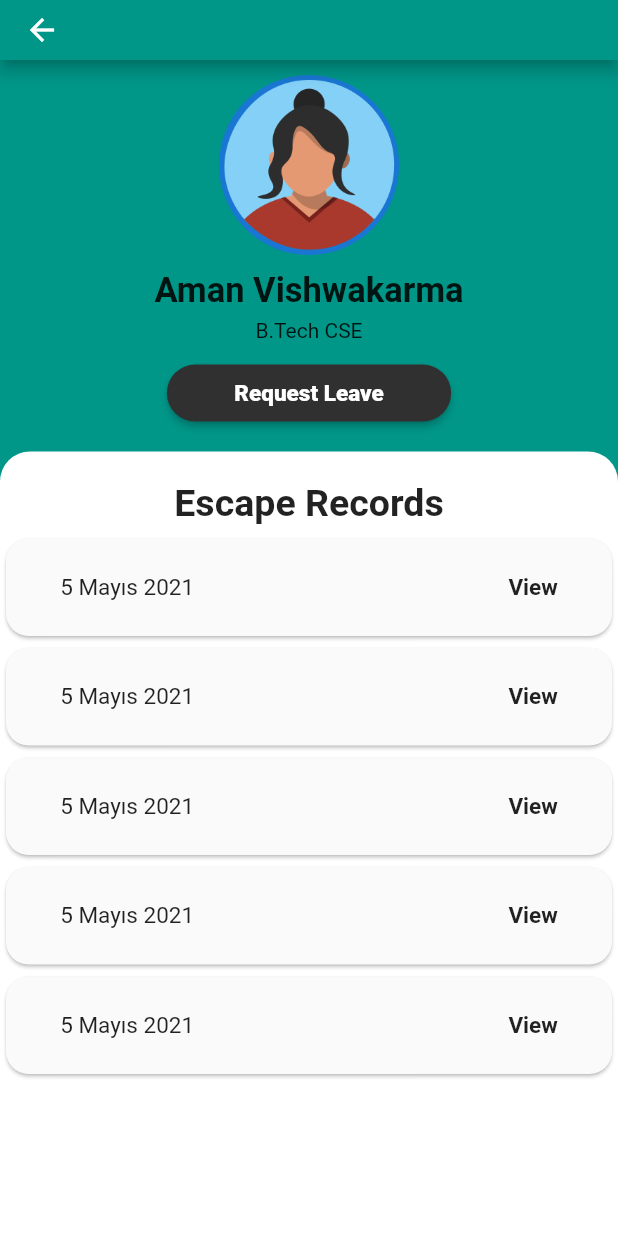
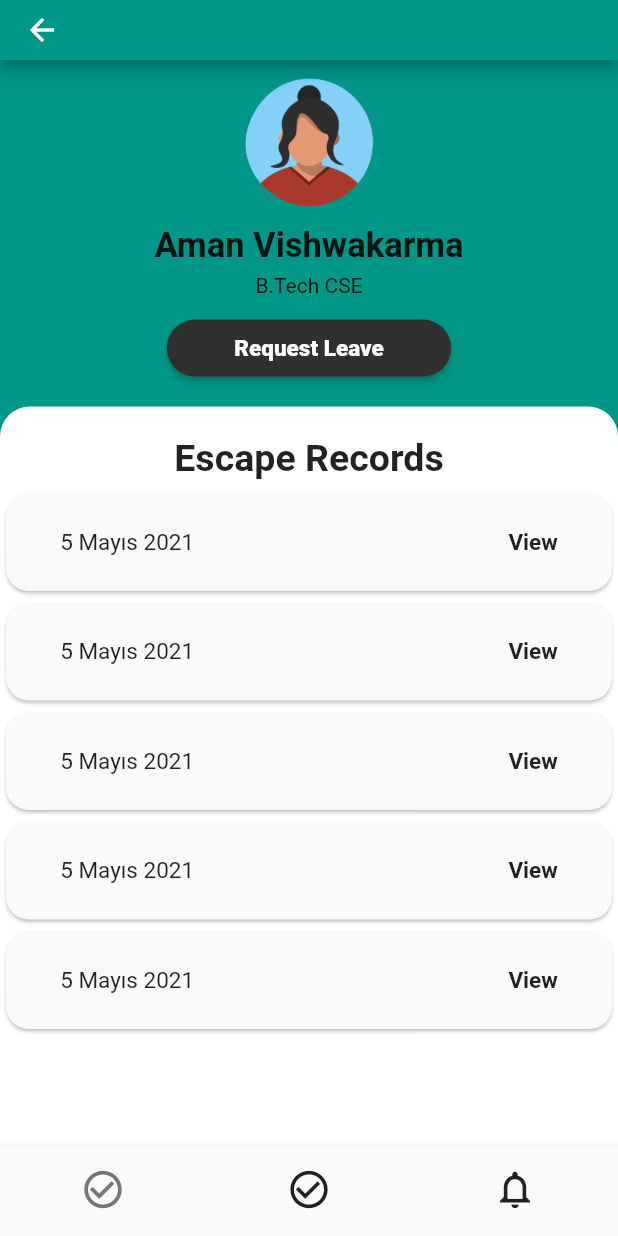
Before and after one commit to zehrakaygili/task1, a Flutter app: the HomePage screen opened directly, on a phone screen of 412 x 824 dp. Run offline on Flutter 3.47's test engine with Material 2 defaults, Android fonts, the phone set to English and light mode, and no system bars; our stand-ins replace google_fonts.

Commit message:
fixed avatar background

```diff
--- a/lib/home_page.dart
+++ b/lib/home_page.dart
@@ -10,23 +10,32 @@ class HomePage extends StatefulWidget {
 }
 
 class _HomePageState extends State<HomePage> {
+  int _currentIndex = 0;
   @override
   Widget build(BuildContext context) {
     return Scaffold(
-      backgroundColor: const Color(0xFF009688),
       appBar: AppBar(
-        backgroundColor: const Color(0xFF009688),
+        backgroundColor: Color(0xFF009688),
         toolbarHeight: 40,
       ),
+      backgroundColor: const Color(0xFF009688),
       body: SafeArea(
         child: Column(
           children: [
             const SizedBox(
               height: 10,
             ),
-            const CircleAvatar(
-              radius: 60,
-              backgroundImage: AssetImage("assets/images/avatar.png"),
+            CircleAvatar(
+              minRadius: 40,
+              backgroundColor: Colors.transparent,
+              child: ClipRRect(
+                borderRadius: BorderRadius.circular(50),
+                child: Image.asset(
+                  "assets/images/avatar.png",
+                  height: 90,
+                  fit: BoxFit.scaleDown,
+                ),
+              ),
             ),
             const SizedBox(
               height: 10,
@@ -83,6 +92,38 @@ class _HomePageState extends State<HomePage> {
           ],
         ),
       ),
+      bottomNavigationBar: BottomNavigationBar(
+        showSelectedLabels: false,
+        showUnselectedLabels: false,
+        items: const <BottomNavigationBarItem>[
+          BottomNavigationBarItem(
+              icon: Icon(
+                Icons.check_circle_outline,
+                size: 30,
+              ),
+              label: ""),
+          BottomNavigationBarItem(
+              icon: Icon(
+                Icons.check_circle_outline,
+                size: 30,
+              ),
+              label: ""),
+          BottomNavigationBarItem(
+              icon: Icon(
+                Icons.notifications_none,
+                size: 30,
+              ),
+              label: ""),
+        ],
+        currentIndex: _currentIndex,
+        selectedItemColor: Colors.grey[600],
+        unselectedItemColor: Colors.grey[900],
+        onTap: (index) {
+          setState(() {
+            _currentIndex = index;
+          });
+        },
+      ),
     );
   }
 }
```
